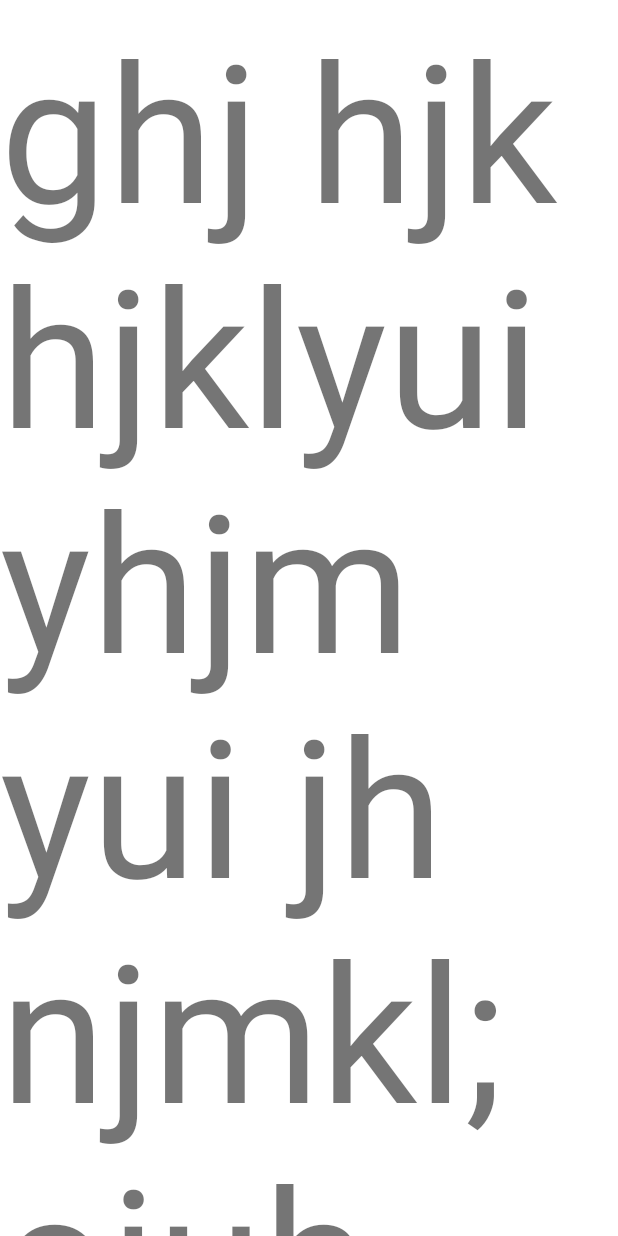
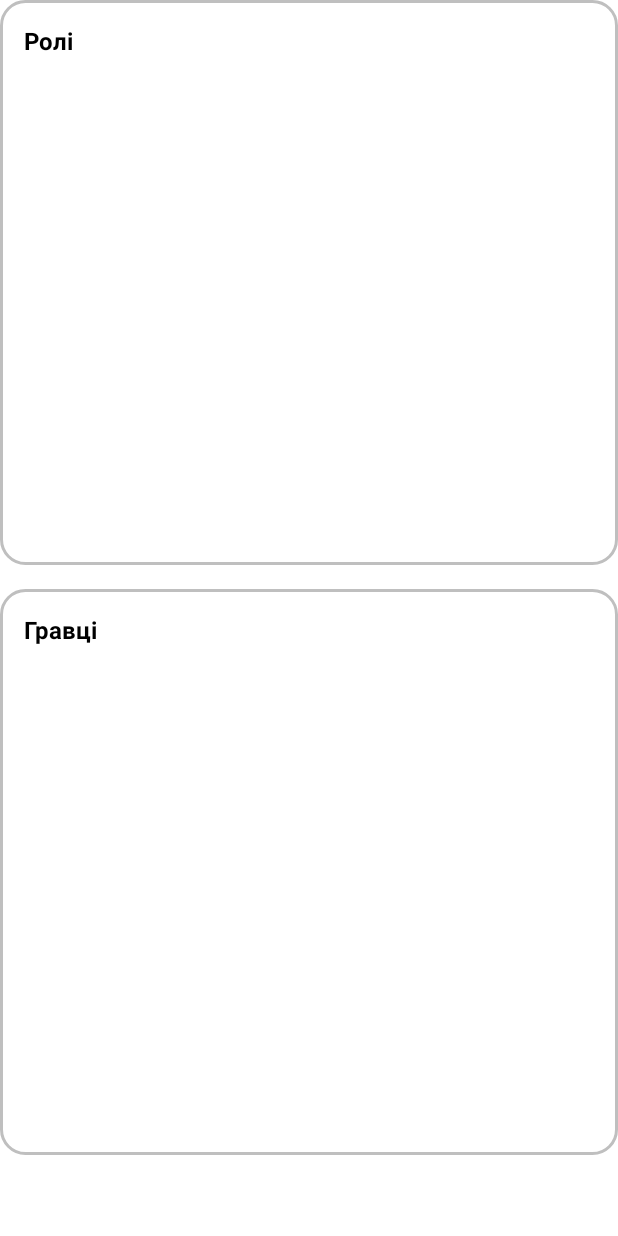
Before and after one commit to SviatKuzbyt/Mafia-game, an Android app: the layout fragment_setting_game.xml on its own in the app's theme, with its tools: preview values and no code run, on a phone screen of 412 x 824 dp. Run offline under Robolectric (Android 15) with nearby library versions, the phone set to English and light mode, and no system bars.

Commit message:
create GameSettingFragment and other elements for it

```diff
--- a/app/src/main/AndroidManifest.xml
+++ b/app/src/main/AndroidManifest.xml
@@ -13,7 +13,8 @@
         tools:targetApi="31">
         <activity
             android:name=".ui.game.activity.GameActivity"
-            android:exported="false" />
+            android:exported="false"
+            android:windowSoftInputMode="adjustPan" />
         <activity
             android:name=".ui.main.MainActivity"
             android:exported="true">
--- /dev/null
+++ b/app/src/main/res/drawable/container_background.xml
@@ -0,0 +1,6 @@
+<?xml version="1.0" encoding="utf-8"?>
+<shape xmlns:android="http://schemas.android.com/apk/res/android">
+    <stroke android:color="?colorSecondaryVariant"
+        android:width="2dp"/>
+    <corners android:radius="16dp"/>
+</shape>
--- a/app/src/main/res/layout/fragment_setting_game.xml
+++ b/app/src/main/res/layout/fragment_setting_game.xml
@@ -1,15 +1,58 @@
 <?xml version="1.0" encoding="utf-8"?>
-<FrameLayout xmlns:android="http://schemas.android.com/apk/res/android"
+
+<LinearLayout xmlns:android="http://schemas.android.com/apk/res/android"
     xmlns:tools="http://schemas.android.com/tools"
     android:layout_width="match_parent"
     android:layout_height="match_parent"
-    tools:context=".ui.game.setting.SettingGameFragment">
+    tools:context=".ui.game.setting.SettingGameFragment"
+    android:fillViewport="true"
+    android:orientation="vertical">
 
-    <!-- TODO: Update blank fragment layout -->
+        <LinearLayout
+            android:layout_width="match_parent"
+            android:layout_height="0dp"
+            android:orientation="vertical"
+            android:background="@drawable/container_background"
+            android:layout_weight="1">
+
+            <TextView
+                android:layout_marginTop="16dp"
+                android:layout_marginStart="16dp"
+                android:layout_width="wrap_content"
+                android:layout_height="wrap_content"
+                android:textAppearance="@style/basic_bold"
+                android:text="@string/roles"/>
+
+            <androidx.recyclerview.widget.RecyclerView
+                android:id="@+id/rolesSettingRecycler"
+                android:layout_width="match_parent"
+                android:layout_height="match_parent"
+                android:layout_margin="8dp"/>
+        </LinearLayout>
+        <LinearLayout
+            android:layout_width="match_parent"
+            android:layout_height="0dp"
+            android:orientation="vertical"
+            android:background="@drawable/container_background"
+            android:layout_marginTop="16dp"
+            android:padding="16dp"
+            android:layout_weight="1">
+            <TextView
+                android:layout_width="wrap_content"
+                android:layout_height="wrap_content"
+                android:textAppearance="@style/basic_bold"
+                android:text="@string/players"/>
+
+            <androidx.recyclerview.widget.RecyclerView
+                android:id="@+id/playersSettingRecycler"
+                android:layout_width="match_parent"
+                android:layout_height="match_parent" />
+        </LinearLayout>
+
     <TextView
-        android:layout_width="match_parent"
-        android:layout_height="match_parent"
-        android:text="ghj hjk hjklyui yhjm yui jhnjmkl; oiuh oiuyh ppoiujm"
-        android:textSize="128sp"/>
-
-</FrameLayout>
+        android:id="@+id/sumRoles"
+        android:layout_width="wrap_content"
+        android:layout_height="wrap_content"
+        android:textAppearance="@style/basic_bold"
+        android:layout_marginVertical="16dp"/>
+</LinearLayout>
--- a/app/src/main/res/values/colors.xml
+++ b/app/src/main/res/values/colors.xml
@@ -8,4 +8,5 @@
     <color name="light_gray">#BFBFBF</color>
     <color name="gray">#808080</color>
     <color name="dark_gray">#4E4E4E</color>
+    <color name="transparent">#00000000</color>
 </resources>
--- a/app/src/main/res/values/strings.xml
+++ b/app/src/main/res/values/strings.xml
@@ -16,4 +16,9 @@
     <string name="doctor">Лікар</string>
     <string name="peaceful">Мирний житель</string>
     <string name="player">Гравець</string>
+    <string name="reduce">Зменшити кількість</string>
+    <string name="increase">Збільшити кількість</string>
+    <string name="roles">Ролі</string>
+    <string name="players">Гравці</string>
+    <string name="players_count">Кількість гравців:</string>
 </resources>
```
Also changed, not shown: app/build.gradle (+9 -0 lines), app/src/main/java/com/sviatkuzbyt/mafia/data/game/Roles.kt (added, +8 -0 lines), app/src/main/java/com/sviatkuzbyt/mafia/data/game/SettingGameRepository.kt (+9 -5 lines), app/src/main/java/com/sviatkuzbyt/mafia/ui/elements/SingleLiveEvent.java (added, +72 -0 lines), app/src/main/java/com/sviatkuzbyt/mafia/ui/game/elements/PlayersSettingAdapter.kt (added, +64 -0 lines), app/src/main/java/com/sviatkuzbyt/mafia/ui/game/elements/RolesSettingAdapter.kt (added, +62 -0 lines), app/src/main/java/com/sviatkuzbyt/mafia/ui/game/setting/SettingGameFragment.kt (+45 -41 lines), app/src/main/java/com/sviatkuzbyt/mafia/ui/game/setting/SettingGameViewModel.kt (added, +48 -0 lines), app/src/main/res/drawable/clean_ic.xml (added, +12 -0 lines), app/src/main/res/layout/activity_game.xml (+11 -12 lines), app/src/main/res/layout/players_setting_recycler.xml (added, +22 -0 lines), app/src/main/res/layout/roles_settings_recycler.xml (added, +42 -0 lines).
